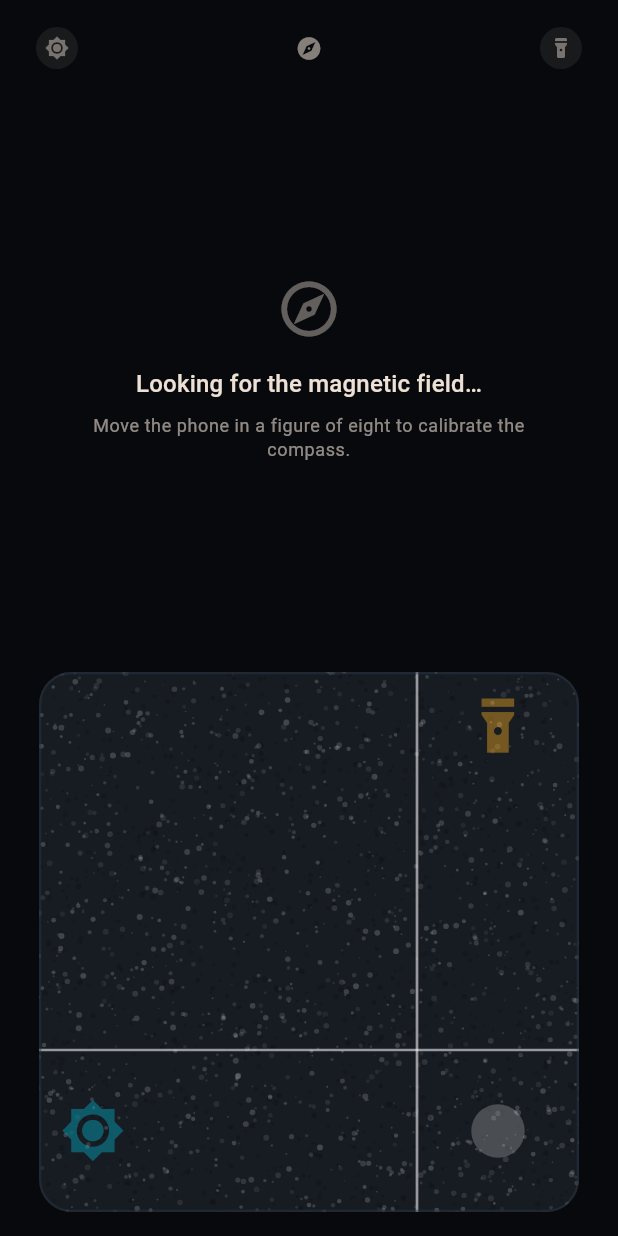
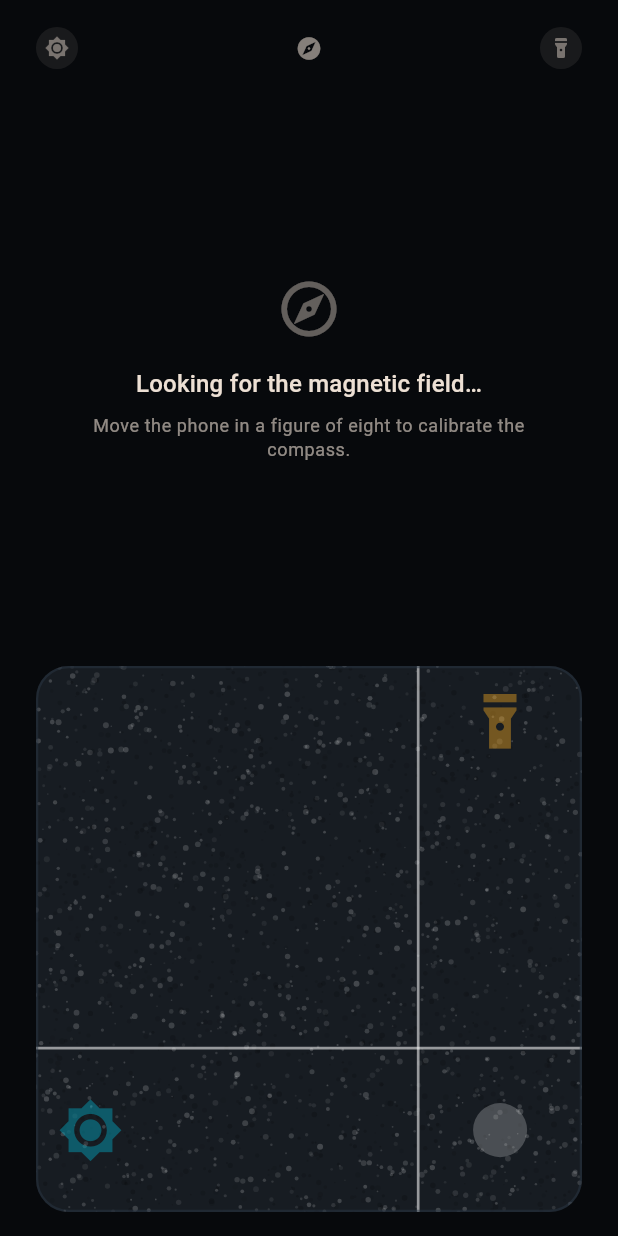
Before and after one commit to jgermade/compasstorch, a Flutter app: the screen it shows after launch, on a phone screen of 412 x 824 dp. Run offline on Flutter 3.47's test engine with Material 3 defaults, Android fonts, the phone set to English and light mode, and no system bars; our stand-ins replace camera, sensors_plus, wakelock_plus; missing offline and left inert: screen_brightness.

Commit message:
Espejo del mismo ancho que el mando (#9)
El espejo dejaba la imagen de la cámara con su proporción, así que salía
bastante más estrecho que el mando de abajo y las dos mitades no cuadraban.

Ahora es un cuadrado igual que el mando, calculado con la misma regla, y la
imagen se agranda hasta llenarlo de lado a lado: lo que sobra por arriba y
por abajo se recorta en vez de dejar dos franjas vacías a los lados.

Para que los dos cuadrados salgan iguales, las dos mitades de la pantalla
pasan a llevar el mismo relleno, y el margen de abajo se saca fuera de la
columna.

Co-authored-by: Claude <noreply@anthropic.com>

```diff
--- a/lib/screens/home_screen.dart
+++ b/lib/screens/home_screen.dart
@@ -41,6 +41,12 @@ class HomeScreen extends StatefulWidget {
   @override
   State<HomeScreen> createState() => _HomeScreenState();
 }
+
+/// Relleno de cada una de las dos mitades. Es el mismo para las dos para que
+/// los dos huecos midan igual: el mando y el espejo son cuadrados del lado
+/// corto de su hueco, así que solo salen del mismo ancho si el hueco es el
+/// mismo.
+const _viewInsets = EdgeInsets.symmetric(horizontal: 16, vertical: 8);
 
 class _HomeScreenState extends State<HomeScreen> {
   DevicePose _pose = DevicePose.flat;
@@ -97,7 +103,13 @@ class _HomeScreenState extends State<HomeScreen> {
             // vuelve a la regla, y con ella la cámara se suelta.
             if (_pose == DevicePose.flat) _selfie = false;
 
-            return Column(
+            // El margen de abajo va fuera de la columna a propósito: así los
+            // dos huecos de dentro llevan exactamente el mismo relleno y
+            // miden lo mismo, que es lo que hace que el espejo y el mando
+            // salgan del mismo ancho.
+            return Padding(
+              padding: const EdgeInsets.only(bottom: 8),
+              child: Column(
                 children: [
                   _StatusBar(
                     controller: widget.controller,
@@ -107,7 +119,7 @@ class _HomeScreenState extends State<HomeScreen> {
                   ),
                   Expanded(
                     child: Padding(
-                    padding: const EdgeInsets.fromLTRB(16, 4, 16, 8),
+                      padding: _viewInsets,
                       child: AnimatedSwitcher(
                         duration: const Duration(milliseconds: 320),
                         switchInCurve: Curves.easeOut,
@@ -135,7 +147,7 @@ class _HomeScreenState extends State<HomeScreen> {
                   ),
                   Expanded(
                     child: Padding(
-                    padding: const EdgeInsets.fromLTRB(16, 8, 16, 16),
+                      padding: _viewInsets,
                       child: AnimatedBuilder(
                         animation: widget.controller,
                         builder: (context, child) => ControlPad(
@@ -156,6 +168,7 @@ class _HomeScreenState extends State<HomeScreen> {
                     ),
                   ),
                 ],
+              ),
             );
           },
         ),
```
Also changed, not shown: lib/widgets/selfie_view.dart (+30 -5 lines), 2 other files. Lines whose indentation alone changed are shown as unchanged.
